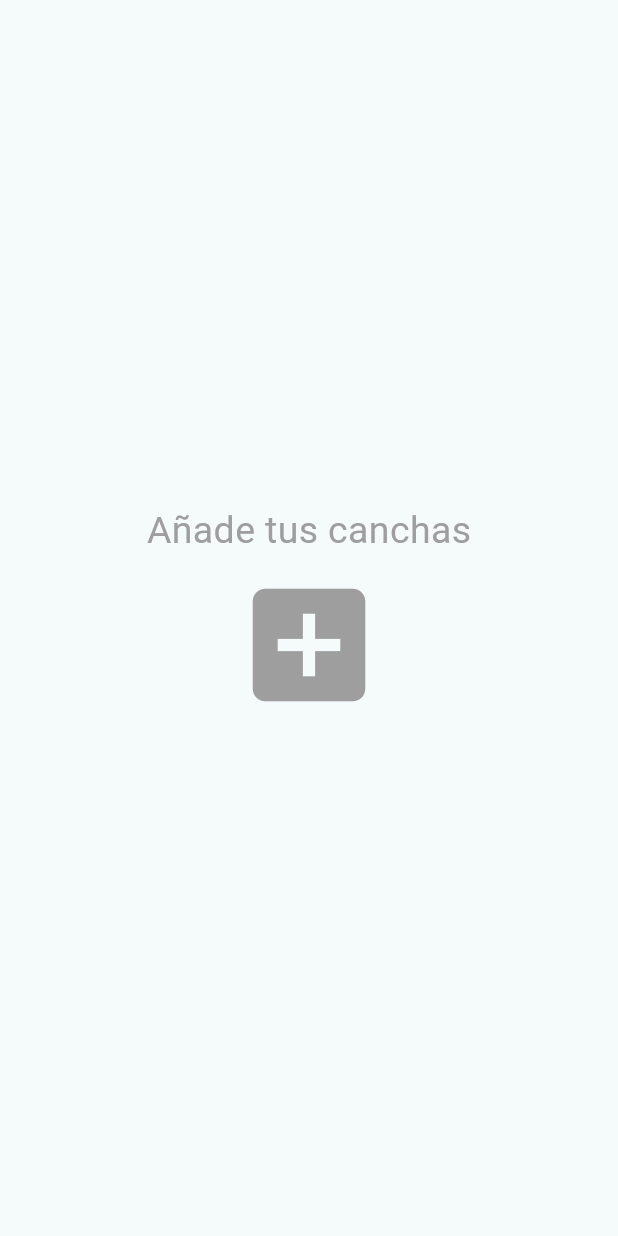
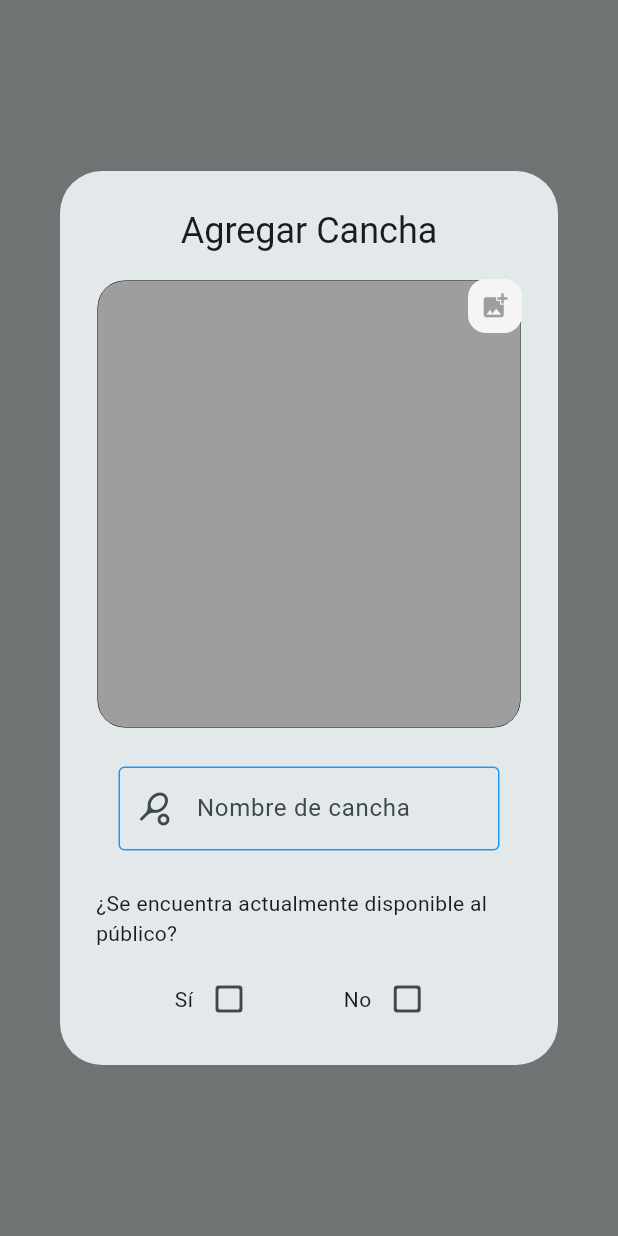
Before and after one commit to Whadyjm/agendado-admin, a Flutter app: the Canchas widget shown alone on an empty page, opened directly, after a tap on the "add box" icon, on a phone screen of 412 x 824 dp. Run offline on Flutter 3.47's test engine with Material 3 defaults, Android fonts, the phone set to English and light mode, and no system bars; our stand-ins replace firebase_auth, firebase_core, image_picker; accounts and stored records are empty; network calls fail.

Commit message:
dialog para agregar cancha añadido

```diff
--- a/lib/models/canchaModel.dart
+++ b/lib/models/canchaModel.dart
@@ -2,14 +2,13 @@ import 'package:flutter/cupertino.dart';
 
 class CanchaModel {
   late String image;
-  late String nombre, tipo, prob;
+  late String nombre;
   late bool disponible;
   late DateTime fecha;
 
   CanchaModel({
     required this.image,
     required this.nombre,
-    required this.tipo,
     required this.disponible,
     required this.fecha,
 });
--- a/lib/view/canchas.dart
+++ b/lib/view/canchas.dart
@@ -1,7 +1,14 @@
+import 'package:agendado_admin/widgets/agregarCancha.dart';
 import 'package:flutter/material.dart';
 
-class Canchas extends StatelessWidget {
+class Canchas extends StatefulWidget {
   const Canchas({super.key});
+
+  @override
+  State<Canchas> createState() => _CanchasState();
+}
+
+class _CanchasState extends State<Canchas> {
 
   @override
   Widget build(BuildContext context) {
@@ -13,8 +20,12 @@ class Canchas extends StatelessWidget {
           mainAxisAlignment: MainAxisAlignment.center,
           children: [
             IconButton(
-              onPressed: (){},
-              icon: const Icon(Icons.add_box, size: 100,), color: Colors.grey,)
+              onPressed: (){
+                showDialog(context: context, builder: (context){
+                  return AgregarCancha();
+                });
+              },
+              icon: const Icon(Icons.add_box, size: 100,), color: Colors.grey,),
           ]
         ),
       ],
--- /dev/null
+++ b/lib/widgets/agregarCancha.dart
@@ -0,0 +1,151 @@
+import 'dart:convert';
+
+import 'package:agendado_admin/widgets/image_picker_widget.dart';
+import 'package:flutter/foundation.dart';
+import 'package:flutter/material.dart';
+import 'package:image_picker/image_picker.dart';
+
+class AgregarCancha extends StatefulWidget {
+  const AgregarCancha({super.key});
+
+  @override
+  State<AgregarCancha> createState() => _AgregarCanchaState();
+}
+
+class _AgregarCanchaState extends State<AgregarCancha> {
+  @override
+  Widget build(BuildContext context) {
+
+    XFile? _pickedImage;
+
+    String base64String = '';
+    Future<void> galeriaPicker() async {
+      final ImagePicker imagePicker = ImagePicker();
+      _pickedImage = await imagePicker.pickImage(source: ImageSource.gallery);
+      Uint8List _bytes = await _pickedImage!.readAsBytes();
+
+      String _base64String = base64.encode(_bytes);
+      setState(() {base64String = _base64String;});
+    }
+
+    void pickImage() async {
+      await showDialog(context: context, builder: (context){
+        return AlertDialog(
+          title: const Center(child: Text('Elije una opción')),
+          content: SizedBox(
+            height: 170,
+            width: 150,
+            child: Column(
+              children: [
+                const SizedBox(height: 5,),
+                TextButton.icon(
+                  onPressed: (){
+                    galeriaPicker();
+                    Navigator.pop(context);
+                  },
+                  icon: const Icon(Icons.image, color: Colors.deepPurple, size: 30,),
+                  label: const Text('Galería', style: TextStyle(fontSize: 18),),
+                ),
+                const SizedBox(height: 5,),
+                TextButton.icon(
+                  onPressed: (){
+                    _pickedImage = null;
+                    setState(() {});
+                    Navigator.pop(context);
+                  },
+                  icon: const Icon(Icons.clear, color: Colors.redAccent, size: 30,),
+                  label: const Text('Eliminar', style: TextStyle(fontSize: 18),),
+                ),
+              ],
+            ),
+          ),
+        );
+      });
+    }
+
+    bool yes = false;
+    bool no = false;
+
+    return AlertDialog(
+      title: const Row(
+        mainAxisAlignment: MainAxisAlignment.center,
+        children: [
+          Text('Agregar Cancha'),
+        ],
+      ),
+      content: SizedBox(
+        height: 500,
+        width: 500,
+        child: Column(
+          children: [
+            SizedBox(
+                height: 300,
+                width: 300,
+                child: ImagePickerWidget(
+                  imagedPicked: _pickedImage,
+                  function: (){
+                    galeriaPicker();
+                  },)),
+            const SizedBox(height: 10,),
+            const SizedBox(
+              width: 400,
+              child: Padding(
+                padding: EdgeInsets.all(15.0),
+                child: TextField(
+                  decoration: InputDecoration(
+                    labelText: 'Nombre de cancha',
+                    prefixIcon: Icon(Icons.sports_tennis_rounded),
+                    border: OutlineInputBorder(),
+                    enabledBorder: OutlineInputBorder(
+                      borderSide: BorderSide(color: Colors.blue),
+                    ),
+                    focusedBorder: OutlineInputBorder(
+                      borderSide: BorderSide(color: Colors.green),
+                    ),
+                  ),
+                ),
+              ),
+            ),
+            const SizedBox(height: 10,),
+            const Text('¿Se encuentra actualmente disponible al público?'),
+            const SizedBox(height: 10,),
+            StatefulBuilder(
+              builder: (BuildContext context, void Function(void Function()) setState) {
+                return Row(
+                  mainAxisAlignment: MainAxisAlignment.spaceEvenly,
+                  children: [
+                    Row(
+                      children: [
+                        const Text('Sí'),
+                        IconButton(onPressed: (){
+                          setState((){});
+                          yes = true;
+                          no = false;
+                        },
+                            icon: yes == true ? Icon(Icons.check_box):Icon(Icons.check_box_outline_blank_rounded)
+                        )
+                      ],
+                    ),
+                    Row(
+                      children: [
+                        const Text('No'),
+                        IconButton(onPressed: (){
+                          setState((){});
+                          yes = false;
+                          no = true;
+                        },
+                            icon: no == true ? Icon(Icons.check_box):Icon(Icons.check_box_outline_blank_rounded)
+                        )
+                      ],
+                    ),
+                  ],
+                );
+              },
+
+            ),
+          ],
+        ),
+      )
+    );
+  }
+}
--- /dev/null
+++ b/lib/widgets/image_picker_widget.dart
@@ -0,0 +1,56 @@
+import 'dart:io';
+
+import 'package:flutter/material.dart';
+import 'package:image_picker/image_picker.dart';
+
+class ImagePickerWidget extends StatelessWidget {
+  const ImagePickerWidget({super.key, this.imagedPicked, required this.function, this.fix, this.height});
+
+  final XFile? imagedPicked;
+  final Function()? function;
+  final fix;
+  final height;
+
+  @override
+  Widget build(BuildContext context) {
+    return GestureDetector(
+      onTap: function,
+      child: Stack(
+        children: [
+          Padding(
+            padding: const EdgeInsets.all(1.0),
+            child: ClipRRect(
+              borderRadius: BorderRadius.circular(18),
+              child: imagedPicked == null ?
+              Container(
+                decoration: BoxDecoration(
+                  color: Colors.grey,
+                  border: Border.all(width: 0),
+                  borderRadius: BorderRadius.circular(18),
+                ),
+              ) : SizedBox(
+                width: 200,
+                height: double.parse((height ?? 200).toString()),
+                child: Image.network(imagedPicked!.path, fit: fix ?? BoxFit.contain,
+            ),
+              ),
+            ),
+          ),
+          Positioned(
+            top: 0,
+            right: 0,
+            child: Material(
+                shape: RoundedRectangleBorder(
+                  borderRadius: BorderRadius.circular(12),
+                ),
+                color: Colors.grey.shade100,
+                child: const Padding(
+                  padding: EdgeInsets.all(8.0),
+                  child: Icon(Icons.add_photo_alternate, color: Colors.grey, size: 20,),
+                )),
+          ),
+        ],
+      ),
+    );
+  }
+}
--- a/pubspec.yaml
+++ b/pubspec.yaml
@@ -38,6 +38,7 @@ dependencies:
   firebase_auth: ^5.1.4
   firebase_core: ^3.3.0
   provider: ^6.1.2
+  image_picker: ^1.1.2
 
 dev_dependencies:
   flutter_test:
```
Also changed, not shown: lib/authPages/login.dart (+15 -15 lines), lib/main.dart (+4 -4 lines), lib/view/home.dart (+21 -15 lines), lib/view/webPage.dart (+15 -15 lines), pubspec.lock, 5 other files.
